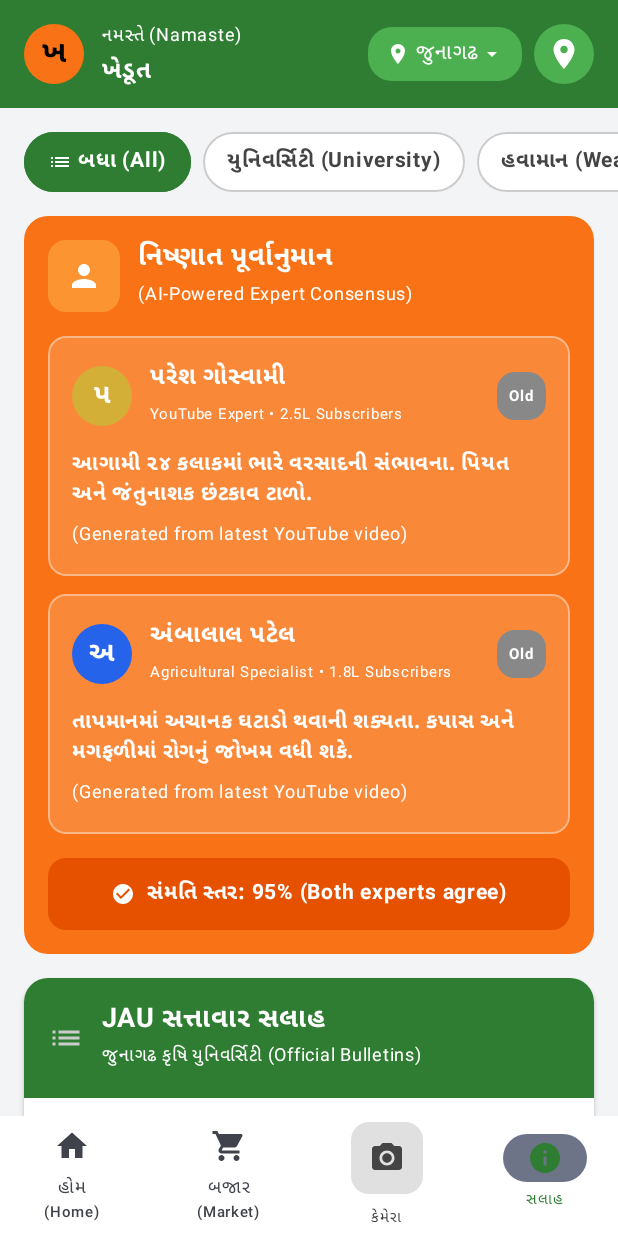
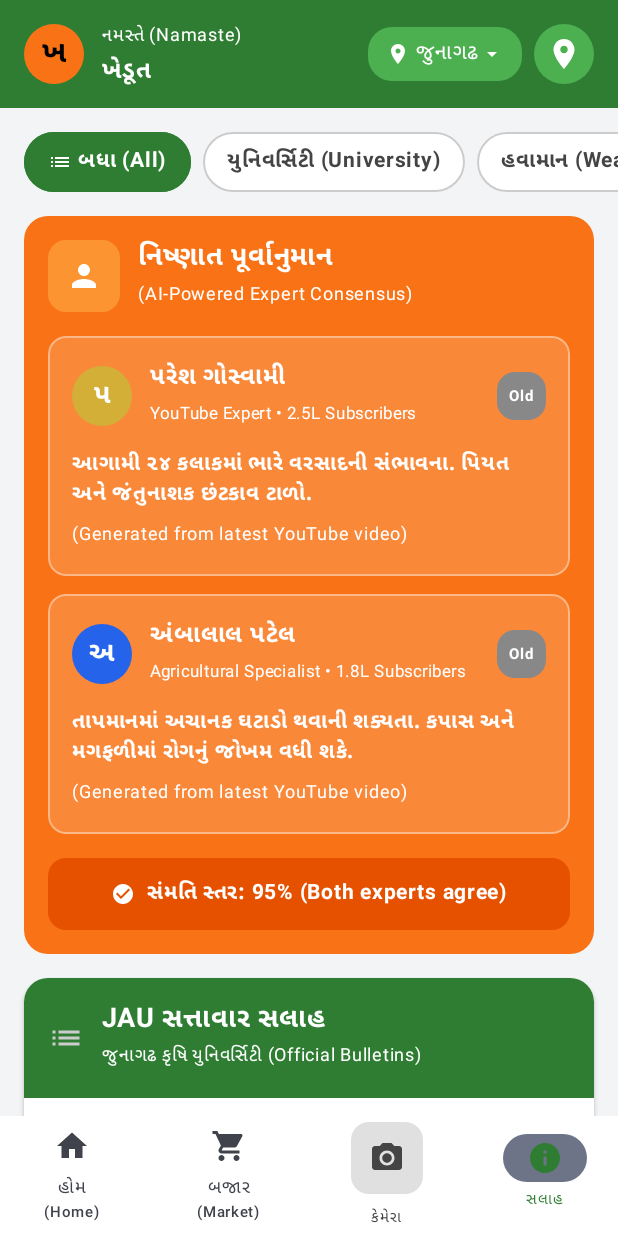
Before and after one commit to jaybhayani07/KrishiVanni, an Android app built with Jetpack Compose: the screen it shows after launch (MainActivity), item 4 of the bottom bar chosen, on a phone screen of 412 x 824 dp. Run offline under Robolectric (Android 15) with nearby library versions, the phone set to English and light mode, and no system bars; libraries missing offline, so code that uses them is left out: androidx.camera.core, org.tensorflow.lite; pictures from the network do not load; 1 statement that could not run was skipped.

Commit message:
Make UI universal and responsive across all device sizes and font scales

```diff
--- a/Frontend/app/src/main/java/com/example/krishivani/MainActivity.kt
+++ b/Frontend/app/src/main/java/com/example/krishivani/MainActivity.kt
@@ -15,6 +15,9 @@ import androidx.compose.runtime.remember
 import androidx.compose.runtime.setValue
 import androidx.compose.ui.Modifier
 import androidx.compose.ui.tooling.preview.Preview
+import androidx.compose.runtime.CompositionLocalProvider
+import androidx.compose.ui.platform.LocalDensity
+import androidx.compose.ui.unit.Density
 import com.example.krishivani.ui.theme.KrishiVaniTheme
 
 import com.example.krishivani.ui.screens.HomeScreen
@@ -28,6 +31,14 @@ class MainActivity : ComponentActivity() {
         enableEdgeToEdge()
         setContent {
             KrishiVaniTheme {
+                val currentDensity = LocalDensity.current
+                val clampedFontScale = currentDensity.fontScale.coerceIn(0.85f, 1.15f)
+                CompositionLocalProvider(
+                    LocalDensity provides Density(
+                        density = currentDensity.density,
+                        fontScale = clampedFontScale
+                    )
+                ) {
                     var currentRoute by remember { mutableStateOf("home") }
                     when (currentRoute) {
                         "home" -> HomeScreen(onNavigate = { currentRoute = it })
@@ -40,3 +51,4 @@ class MainActivity : ComponentActivity() {
             }
         }
     }
+}
--- a/Frontend/app/src/main/java/com/example/krishivani/ui/screens/AdvisoryScreen.kt
+++ b/Frontend/app/src/main/java/com/example/krishivani/ui/screens/AdvisoryScreen.kt
@@ -278,7 +278,10 @@ fun ExpertItem(
                 horizontalArrangement = Arrangement.SpaceBetween,
                 verticalAlignment = Alignment.CenterVertically
             ) {
-                Row(verticalAlignment = Alignment.CenterVertically) {
+                Row(
+                    modifier = Modifier.weight(1f),
+                    verticalAlignment = Alignment.CenterVertically
+                ) {
                     Box(
                         modifier = Modifier.size(40.dp).clip(CircleShape).background(avatarColor),
                         contentAlignment = Alignment.Center
@@ -286,11 +289,12 @@ fun ExpertItem(
                         Text(avatarChar, color = Color.White, fontWeight = FontWeight.Bold, fontSize = 18.sp)
                     }
                     Spacer(modifier = Modifier.width(12.dp))
-                    Column {
-                        Text(name, color = Color.White, fontWeight = FontWeight.Bold, fontSize = 16.sp)
-                        Text(sub, color = Color.White, fontSize = 10.sp)
+                    Column(modifier = Modifier.weight(1f, fill = false)) {
+                        Text(name, color = Color.White, fontWeight = FontWeight.Bold, fontSize = 16.sp, maxLines = 1, overflow = androidx.compose.ui.text.style.TextOverflow.Ellipsis)
+                        Text(sub, color = Color.White, fontSize = 11.sp, maxLines = 1, overflow = androidx.compose.ui.text.style.TextOverflow.Ellipsis)
                     }
                 }
+                Spacer(modifier = Modifier.width(8.dp))
                 Box(
                     modifier = Modifier.background(if (isLive) Color(0xFF00E676) else Color.Gray, RoundedCornerShape(12.dp)).padding(horizontal = 8.dp, vertical = 4.dp)
                 ) {
@@ -404,7 +408,7 @@ fun BulletinItem(titleGu: String, titleEn: String, tagText: String, tagColor: Co
                     Icon(Icons.Default.Info, contentDescription = null, tint = Color.White)
                 }
                 Spacer(modifier = Modifier.width(12.dp))
-                Column {
+                Column(modifier = Modifier.weight(1f)) {
                     Text(titleGu, fontWeight = FontWeight.Bold, color = Color.DarkGray, fontSize = 14.sp)
                     Text(titleEn, color = Color.Gray, fontSize = 12.sp)
                     Spacer(modifier = Modifier.height(8.dp))
```
Also changed, not shown: Frontend/app/src/main/java/com/example/krishivani/ui/screens/HomeScreen.kt (+38 -29 lines), Frontend/app/src/main/java/com/example/krishivani/ui/screens/MarketScreen.kt (+11 -9 lines). Lines whose indentation alone changed are shown as unchanged.
